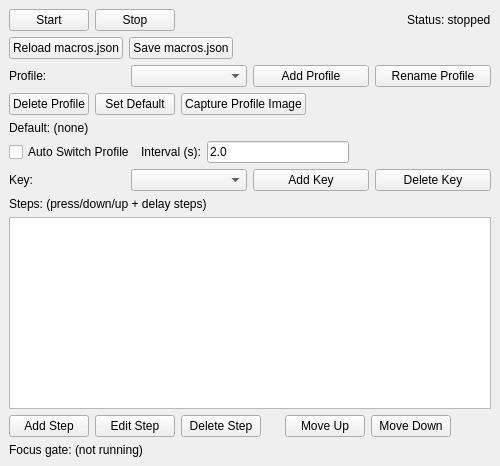
Qt form main_window.ui (weibaozi/DNF_Tool) before a commit.
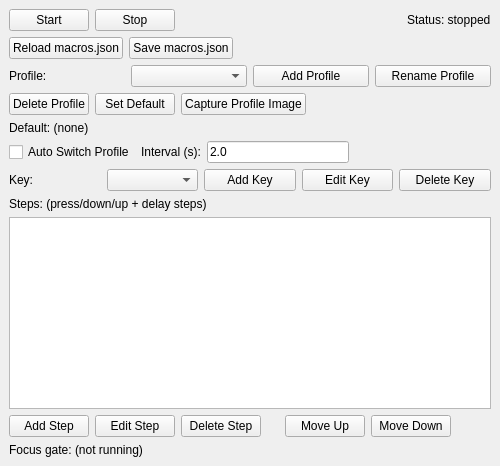
The same form after that commit.

What changed in the file:
```diff
--- a/main_window.ui
+++ b/main_window.ui
@@ -231,6 +231,13 @@
         </property>
        </widget>
       </item>
+      <item>
+       <widget class="QPushButton" name="btnEditKey">
+        <property name="text">
+         <string>Edit Key</string>
+        </property>
+       </widget>
+      </item>
       <item>
        <widget class="QPushButton" name="btnDeleteKey">
         <property name="text">
```
